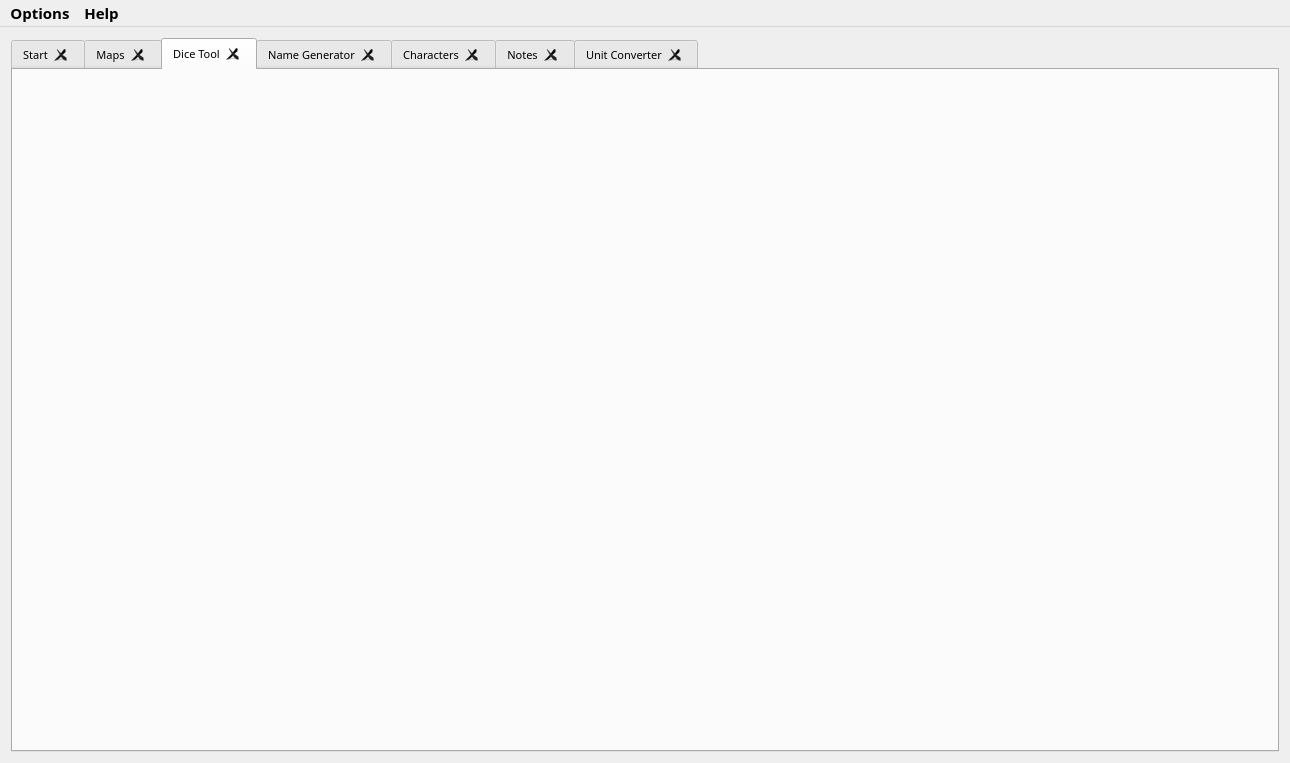
Qt form mainwindow.ui (PhilInTheGaps/GM-Companion) before a commit.
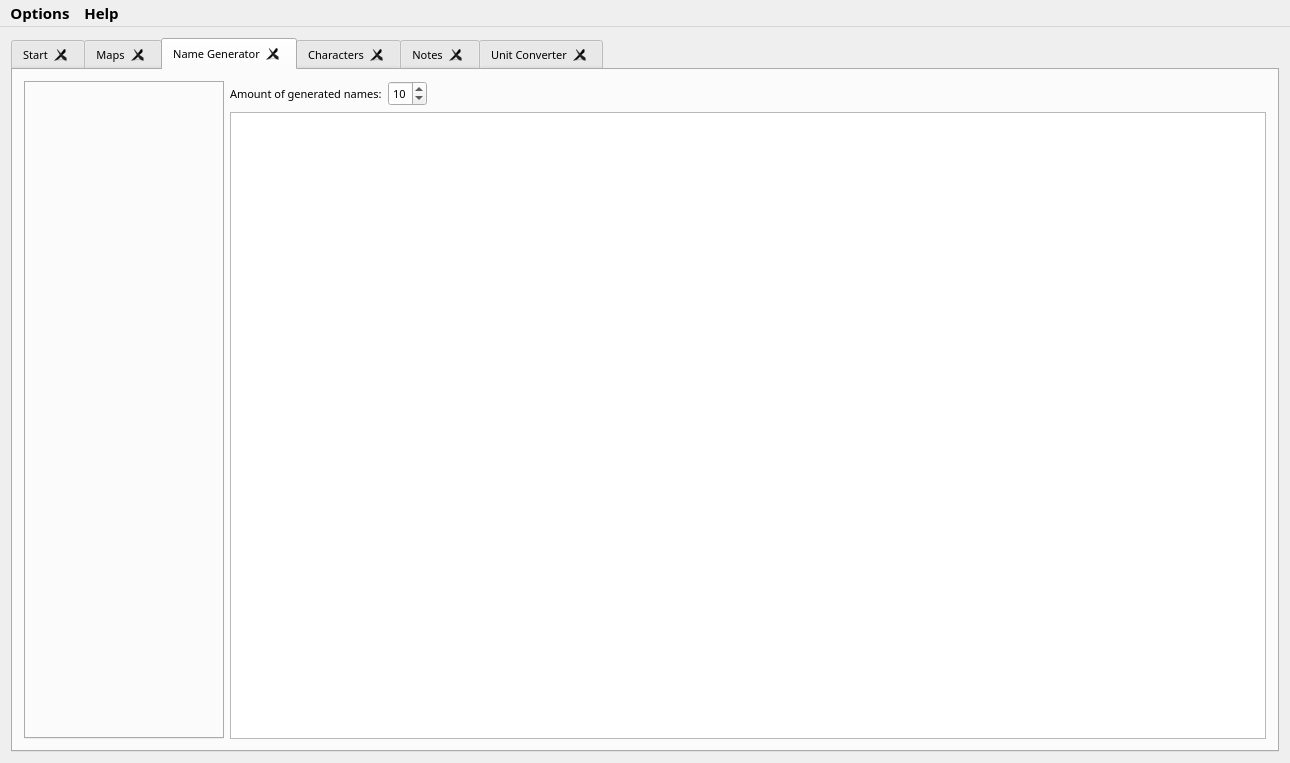
The same form after that commit. The open tabs and pages were chosen to show the change. Icons and pictures are not drawn.

Commit message: Added DiceTool as the DiceManager successor

```diff
--- a/mainwindow.ui
+++ b/mainwindow.ui
@@ -369,12 +369,6 @@
         </item>
        </layout>
       </widget>
-      <widget class="QWidget" name="tabDice">
-       <attribute name="title">
-        <string>Dice Tool</string>
-       </attribute>
-       <layout class="QHBoxLayout" name="horizontalLayout_8"/>
-      </widget>
       <widget class="QWidget" name="tabNames">
        <attribute name="title">
         <string>Name Generator</string>
```
Left out of the diff: 2 changed lines with no effect on the pictures. The commit also changes 5 other files.
